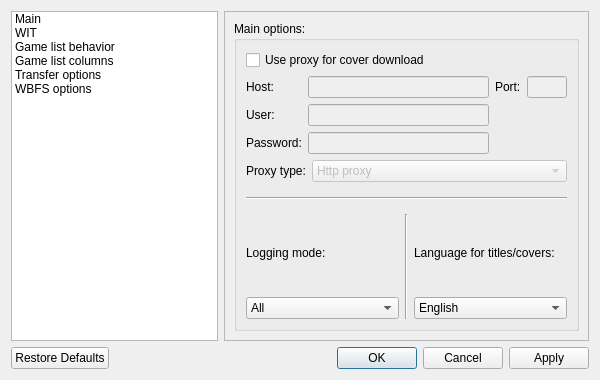
Before: the Qt Designer form resources/ui/settings.ui in evertonstz/wiibafu, drawn with Qt 5.
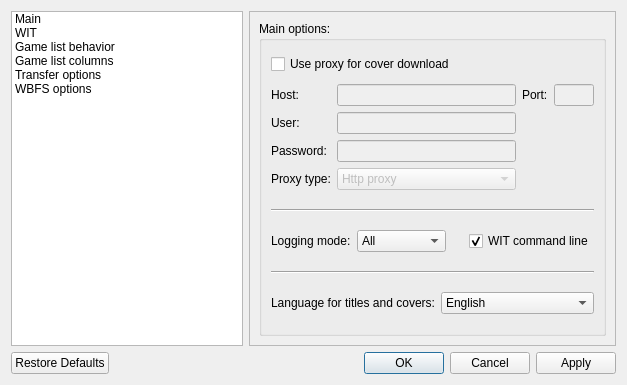
After: the same form once the commit is applied. Icons and pictures are not drawn.

Commit message: WIT command line for log (via settings)

Patch:
```diff
--- a/resources/ui/settings.ui
+++ b/resources/ui/settings.ui
@@ -6,8 +6,8 @@
    <rect>
     <x>0</x>
     <y>0</y>
-    <width>600</width>
-    <height>380</height>
+    <width>627</width>
+    <height>385</height>
    </rect>
   </property>
   <property name="windowTitle">
@@ -79,7 +79,7 @@
          <property name="title">
           <string>Main options:</string>
          </property>
-         <layout class="QVBoxLayout" name="verticalLayout_5">
+         <layout class="QVBoxLayout" name="verticalLayout_2">
           <item>
            <widget class="QCheckBox" name="main_checkBox_useProxy">
             <property name="text">
@@ -88,7 +88,7 @@
            </widget>
           </item>
           <item>
-           <layout class="QGridLayout" name="gridLayout_17">
+           <layout class="QGridLayout" name="gridLayout_7">
             <item row="0" column="0">
              <widget class="QLabel" name="label_6">
               <property name="text">
@@ -160,18 +160,14 @@
               </property>
              </widget>
             </item>
-           </layout>
-          </item>
-          <item>
-           <layout class="QHBoxLayout" name="horizontalLayout_4">
-            <item>
+            <item row="3" column="0">
              <widget class="QLabel" name="label_10">
               <property name="text">
                <string>Proxy type:</string>
               </property>
              </widget>
             </item>
-            <item>
+            <item row="3" column="1">
              <widget class="QComboBox" name="main_comboBox_proxyType">
               <property name="enabled">
                <bool>false</bool>
@@ -235,8 +231,6 @@
           <item>
            <layout class="QHBoxLayout" name="horizontalLayout_2">
             <item>
-             <layout class="QVBoxLayout" name="verticalLayout_3">
-              <item>
                <widget class="QLabel" name="label_3">
                 <property name="text">
                  <string>Logging mode:</string>
@@ -262,21 +256,53 @@
                 </item>
                </widget>
               </item>
+            <item>
+             <spacer name="horizontalSpacer">
+              <property name="orientation">
+               <enum>Qt::Horizontal</enum>
+              </property>
+              <property name="sizeType">
+               <enum>QSizePolicy::Preferred</enum>
+              </property>
+              <property name="sizeHint" stdset="0">
+               <size>
+                <width>40</width>
+                <height>20</height>
+               </size>
+              </property>
+             </spacer>
+            </item>
+            <item>
+             <widget class="QCheckBox" name="main_checkBox_LogWitCommandLine">
+              <property name="text">
+               <string>WIT command line</string>
+              </property>
+              <property name="checked">
+               <bool>true</bool>
+              </property>
+             </widget>
+            </item>
              </layout>
             </item>
             <item>
-             <widget class="Line" name="line">
+           <widget class="Line" name="line_5">
+            <property name="minimumSize">
+             <size>
+              <width>0</width>
+              <height>20</height>
+             </size>
+            </property>
               <property name="orientation">
-               <enum>Qt::Vertical</enum>
+             <enum>Qt::Horizontal</enum>
               </property>
              </widget>
             </item>
             <item>
-             <layout class="QVBoxLayout" name="verticalLayout_2">
+           <layout class="QHBoxLayout" name="horizontalLayout_8">
               <item>
                <widget class="QLabel" name="label_5">
                 <property name="text">
-                 <string>Language for titles/covers:</string>
+               <string>Language for titles and covers:</string>
                 </property>
                </widget>
               </item>
@@ -368,8 +394,6 @@
                  </property>
                 </item>
                </widget>
-              </item>
-             </layout>
             </item>
            </layout>
           </item>
```
Left out of the diff: 2 changed lines with no effect on the pictures. Lines whose indentation alone changed are shown as unchanged. The commit also changes 6 other files.
